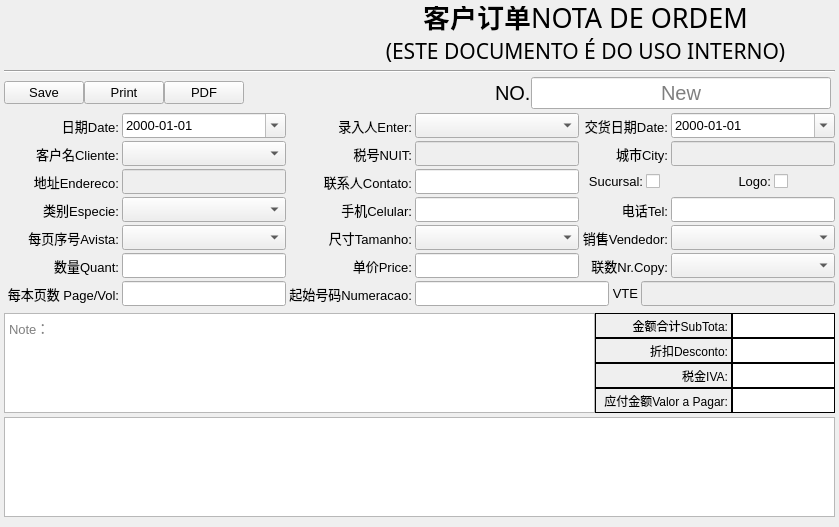
The window that Ui/FormPrintingOrder_Template.ui (golden7602/zion) describes before a commit, drawn with Qt 5.
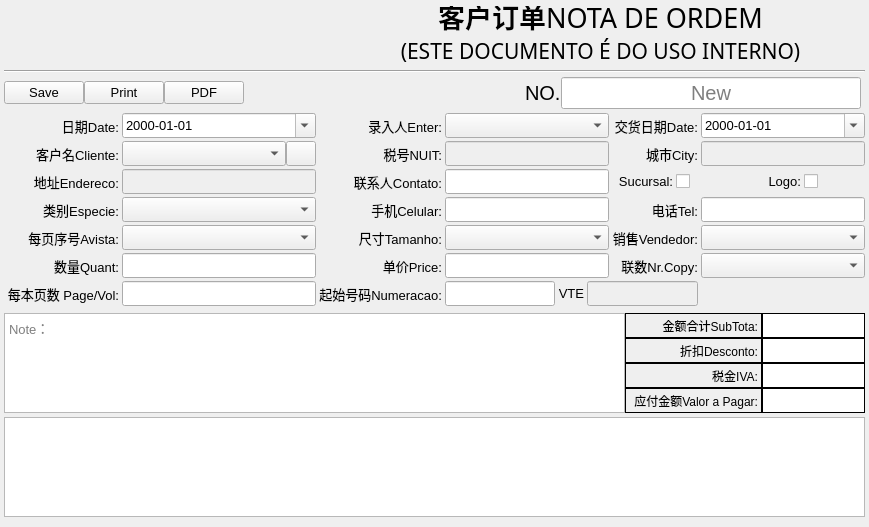
The same window after the commit. Icons and pictures are not drawn.

Patch:
```diff
--- a/Ui/FormPrintingOrder_Template.ui
+++ b/Ui/FormPrintingOrder_Template.ui
@@ -380,7 +380,7 @@
      <property name="spacing">
       <number>3</number>
      </property>
-     <item row="0" column="5">
+     <item row="0" column="4">
       <widget class="QLabel" name="label_4">
        <property name="minimumSize">
         <size>
@@ -424,7 +424,7 @@
        </property>
       </widget>
      </item>
-     <item row="3" column="6">
+     <item row="4" column="5">
       <widget class="QLineEdit" name="fTelefone">
        <property name="minimumSize">
         <size>
@@ -443,7 +443,7 @@
        </property>
       </widget>
      </item>
-     <item row="2" column="0">
+     <item row="3" column="0">
       <widget class="QLabel" name="label_9">
        <property name="minimumSize">
         <size>
@@ -465,7 +465,7 @@
        </property>
       </widget>
      </item>
-     <item row="3" column="4">
+     <item row="4" column="3">
       <widget class="QLineEdit" name="fCelular">
        <property name="minimumSize">
         <size>
@@ -484,7 +484,7 @@
        </property>
       </widget>
      </item>
-     <item row="0" column="6">
+     <item row="0" column="5">
       <widget class="QDateEdit" name="fRequiredDeliveryDate">
        <property name="minimumSize">
         <size>
@@ -506,7 +506,7 @@
        </property>
       </widget>
      </item>
-     <item row="1" column="3">
+     <item row="1" column="2">
       <widget class="QLabel" name="label_7">
        <property name="minimumSize">
         <size>
@@ -528,7 +528,7 @@
        </property>
       </widget>
      </item>
-     <item row="2" column="2">
+     <item row="3" column="1">
       <widget class="QLineEdit" name="fEndereco">
        <property name="enabled">
         <bool>false</bool>
@@ -553,7 +553,7 @@
        </property>
       </widget>
      </item>
-     <item row="3" column="0">
+     <item row="4" column="0">
       <widget class="QLabel" name="label_21">
        <property name="minimumSize">
         <size>
@@ -575,7 +575,7 @@
        </property>
       </widget>
      </item>
-     <item row="7" column="0">
+     <item row="8" column="0">
       <widget class="QLabel" name="label_28">
        <property name="minimumSize">
         <size>
@@ -597,7 +597,7 @@
        </property>
       </widget>
      </item>
-     <item row="3" column="5">
+     <item row="4" column="4">
       <widget class="QLabel" name="label_12">
        <property name="minimumSize">
         <size>
@@ -619,7 +619,7 @@
        </property>
       </widget>
      </item>
-     <item row="1" column="4">
+     <item row="1" column="3">
       <widget class="QLineEdit" name="fNUIT">
        <property name="enabled">
         <bool>false</bool>
@@ -660,7 +660,7 @@
        </property>
       </widget>
      </item>
-     <item row="0" column="2">
+     <item row="0" column="1">
       <widget class="QDateEdit" name="fOrderDate">
        <property name="sizePolicy">
         <sizepolicy hsizetype="Expanding" vsizetype="Fixed">
@@ -688,35 +688,7 @@
        </property>
       </widget>
      </item>
-     <item row="1" column="2">
-      <widget class="QComboBox" name="fCustomerID">
-       <property name="sizePolicy">
-        <sizepolicy hsizetype="Expanding" vsizetype="Fixed">
-         <horstretch>0</horstretch>
-         <verstretch>0</verstretch>
-        </sizepolicy>
-       </property>
-       <property name="minimumSize">
-        <size>
-         <width>0</width>
-         <height>25</height>
-        </size>
-       </property>
-       <property name="sizeIncrement">
-        <size>
-         <width>0</width>
-         <height>25</height>
-        </size>
-       </property>
-       <property name="toolTip">
-        <string>&lt;html&gt;&lt;head/&gt;&lt;body&gt;&lt;p&gt;可输入客户名称或税号中的部分或全部进行快速过滤&lt;/p&gt;&lt;p&gt;Enter part or all of the customer name or tax number for quick filtering&lt;/p&gt;&lt;/body&gt;&lt;/html&gt;</string>
-       </property>
-       <property name="placeholderText" stdset="0">
-        <string>Please select a cliente.</string>
-       </property>
-      </widget>
-     </item>
-     <item row="3" column="3">
+     <item row="4" column="2">
       <widget class="QLabel" name="label_10">
        <property name="text">
         <string>手机Celular:</string>
@@ -726,7 +698,7 @@
        </property>
       </widget>
      </item>
-     <item row="1" column="5">
+     <item row="1" column="4">
       <widget class="QLabel" name="label_8">
        <property name="text">
         <string>城市City:</string>
@@ -736,7 +708,7 @@
        </property>
       </widget>
      </item>
-     <item row="2" column="3">
+     <item row="3" column="2">
       <widget class="QLabel" name="label_11">
        <property name="minimumSize">
         <size>
@@ -758,7 +730,7 @@
        </property>
       </widget>
      </item>
-     <item row="2" column="4">
+     <item row="3" column="3">
       <widget class="QLineEdit" name="fContato">
        <property name="minimumSize">
         <size>
@@ -777,7 +749,7 @@
        </property>
       </widget>
      </item>
-     <item row="5" column="4">
+     <item row="6" column="3">
       <widget class="QComboBox" name="fTamanhoID">
        <property name="minimumSize">
         <size>
@@ -796,7 +768,7 @@
        </property>
       </widget>
      </item>
-     <item row="1" column="6">
+     <item row="1" column="5">
       <widget class="QLineEdit" name="fCity">
        <property name="enabled">
         <bool>false</bool>
@@ -818,7 +790,7 @@
        </property>
       </widget>
      </item>
-     <item row="3" column="2">
+     <item row="4" column="1">
       <widget class="QComboBox" name="fEspecieID">
        <property name="sizePolicy">
         <sizepolicy hsizetype="Expanding" vsizetype="Fixed">
@@ -843,7 +815,7 @@
        </property>
       </widget>
      </item>
-     <item row="5" column="0">
+     <item row="6" column="0">
       <widget class="QLabel" name="label_22">
        <property name="minimumSize">
         <size>
@@ -865,7 +837,7 @@
        </property>
       </widget>
      </item>
-     <item row="5" column="2">
+     <item row="6" column="1">
       <widget class="QComboBox" name="fAvistaID">
        <property name="sizePolicy">
         <sizepolicy hsizetype="Expanding" vsizetype="Fixed">
@@ -890,7 +862,7 @@
        </property>
       </widget>
      </item>
-     <item row="6" column="0">
+     <item row="7" column="0">
       <widget class="QLabel" name="label_23">
        <property name="minimumSize">
         <size>
@@ -912,7 +884,7 @@
        </property>
       </widget>
      </item>
-     <item row="6" column="2">
+     <item row="7" column="1">
       <widget class="QLineEdit" name="fQuant">
        <property name="minimumSize">
         <size>
@@ -931,7 +903,7 @@
        </property>
       </widget>
      </item>
-     <item row="5" column="3">
+     <item row="6" column="2">
       <widget class="QLabel" name="label_24">
        <property name="minimumSize">
         <size>
@@ -953,7 +925,7 @@
        </property>
       </widget>
      </item>
-     <item row="7" column="2">
+     <item row="8" column="1">
       <widget class="QLineEdit" name="fPagePerVolumn">
        <property name="minimumSize">
         <size>
@@ -972,7 +944,7 @@
        </property>
       </widget>
      </item>
-     <item row="7" column="3">
+     <item row="8" column="2">
       <widget class="QLabel" name="label_26">
        <property name="minimumSize">
         <size>
@@ -994,7 +966,7 @@
        </property>
       </widget>
      </item>
-     <item row="6" column="3">
+     <item row="7" column="2">
       <widget class="QLabel" name="label_30">
        <property name="minimumSize">
         <size>
@@ -1016,7 +988,7 @@
        </property>
       </widget>
      </item>
-     <item row="6" column="4">
+     <item row="7" column="3">
       <widget class="QLineEdit" name="fPrice">
        <property name="minimumSize">
         <size>
@@ -1035,7 +1007,7 @@
        </property>
       </widget>
      </item>
-     <item row="6" column="5">
+     <item row="7" column="4">
       <widget class="QLabel" name="label_25">
        <property name="minimumSize">
         <size>
@@ -1057,7 +1029,7 @@
        </property>
       </widget>
      </item>
-     <item row="6" column="6">
+     <item row="7" column="5">
       <widget class="QComboBox" name="fNrCopyID">
        <property name="minimumSize">
         <size>
@@ -1076,7 +1048,7 @@
        </property>
       </widget>
      </item>
-     <item row="5" column="6">
+     <item row="6" column="5">
       <widget class="QComboBox" name="fVendedorID">
        <property name="minimumSize">
         <size>
@@ -1095,7 +1067,7 @@
        </property>
       </widget>
      </item>
-     <item row="5" column="5">
+     <item row="6" column="4">
       <widget class="QLabel" name="label_5">
        <property name="minimumSize">
         <size>
@@ -1117,7 +1089,7 @@
        </property>
       </widget>
      </item>
-     <item row="0" column="3">
+     <item row="0" column="2">
       <widget class="QLabel" name="label_17">
        <property name="text">
         <string>录入人Enter:</string>
@@ -1127,7 +1099,7 @@
        </property>
       </widget>
      </item>
-     <item row="0" column="4">
+     <item row="0" column="3">
       <widget class="QComboBox" name="fEntryID">
        <property name="minimumSize">
         <size>
@@ -1137,7 +1109,7 @@
        </property>
       </widget>
      </item>
-     <item row="2" column="5" colspan="2">
+     <item row="3" column="4" colspan="2">
       <layout class="QHBoxLayout" name="horizontalLayout_10">
        <item>
         <layout class="QHBoxLayout" name="horizontalLayout_7">
@@ -1219,7 +1191,7 @@
        </item>
       </layout>
      </item>
-     <item row="7" column="4" colspan="3">
+     <item row="8" column="3" colspan="2">
       <layout class="QHBoxLayout" name="horizontalLayout_8">
        <item>
         <widget class="QLineEdit" name="fNumerBegin">
@@ -1286,6 +1258,60 @@
        </item>
       </layout>
      </item>
+     <item row="1" column="1">
+      <layout class="QHBoxLayout" name="horizontalLayout_12">
+       <property name="spacing">
+        <number>0</number>
+       </property>
+       <item>
+        <widget class="QComboBox" name="fCustomerID">
+         <property name="sizePolicy">
+          <sizepolicy hsizetype="Expanding" vsizetype="Fixed">
+           <horstretch>0</horstretch>
+           <verstretch>0</verstretch>
+          </sizepolicy>
+         </property>
+         <property name="minimumSize">
+          <size>
+           <width>0</width>
+           <height>25</height>
+          </size>
+         </property>
+         <property name="sizeIncrement">
+          <size>
+           <width>0</width>
+           <height>25</height>
+          </size>
+         </property>
+         <property name="toolTip">
+          <string>&lt;html&gt;&lt;head/&gt;&lt;body&gt;&lt;p&gt;可输入客户名称或税号中的部分或全部进行快速过滤&lt;/p&gt;&lt;p&gt;Enter part or all of the customer name or tax number for quick filtering&lt;/p&gt;&lt;/body&gt;&lt;/html&gt;</string>
+         </property>
+         <property name="placeholderText" stdset="0">
+          <string>Please select a cliente.</string>
+         </property>
+        </widget>
+       </item>
+       <item>
+        <widget class="QPushButton" name="butTaxCer">
+         <property name="minimumSize">
+          <size>
+           <width>30</width>
+           <height>25</height>
+          </size>
+         </property>
+         <property name="maximumSize">
+          <size>
+           <width>30</width>
+           <height>25</height>
+          </size>
+         </property>
+         <property name="text">
+          <string/>
+         </property>
+        </widget>
+       </item>
+      </layout>
+     </item>
     </layout>
    </item>
    <item>
```
